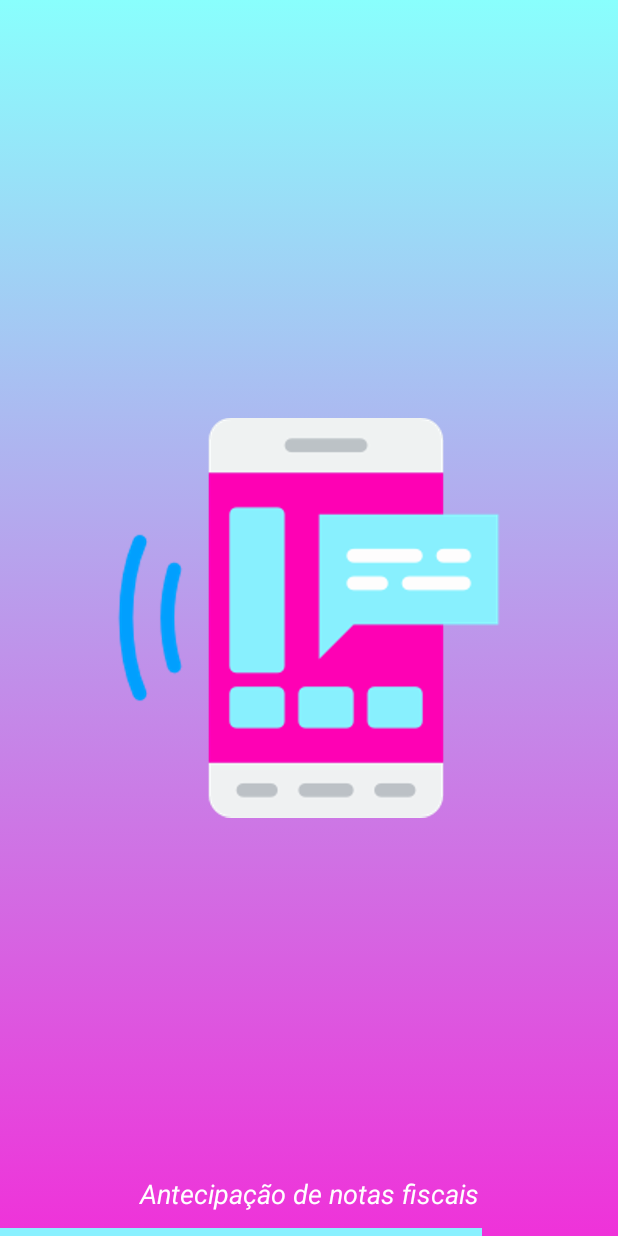
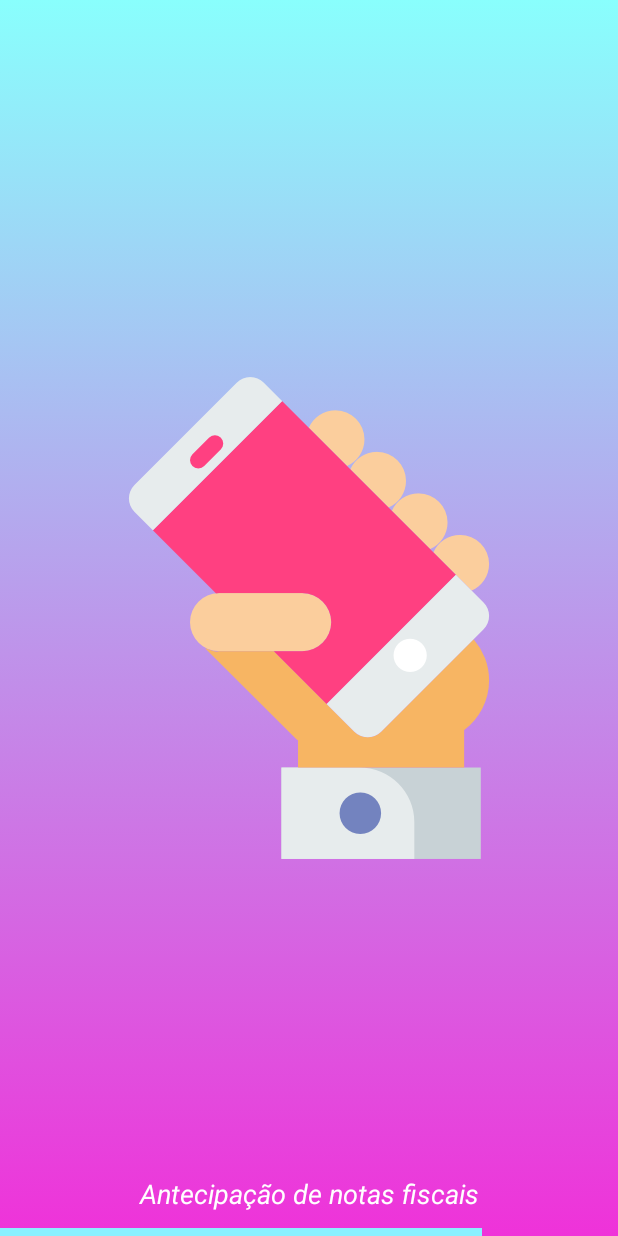
Before and after one commit to w-cardoso/Desafio, an Android app: the screen it shows after launch (SplashActivity), on a phone screen of 412 x 824 dp. Run offline under Robolectric (Android 15) with nearby library versions, the phone set to English and light mode, and no system bars.

Commit message:
ajustando navegação de tela

```diff
--- a/app/src/main/AndroidManifest.xml
+++ b/app/src/main/AndroidManifest.xml
@@ -4,9 +4,9 @@
 
     <application
         android:allowBackup="true"
-        android:icon="@mipmap/ic_launcher"
+        android:icon="@drawable/ico_cell"
         android:label="@string/app_name"
-        android:roundIcon="@mipmap/ic_launcher_round"
+        android:roundIcon="@drawable/ico_cell"
         android:supportsRtl="true"
         android:theme="@style/AppTheme">
         <activity android:name=".ui.splash.SplashActivity">
--- a/app/src/main/java/nf/iteris/com/br/iterisapp/ui/antecipation_request/AntecipationRequestActivity.java
+++ b/app/src/main/java/nf/iteris/com/br/iterisapp/ui/antecipation_request/AntecipationRequestActivity.java
@@ -163,6 +163,7 @@ public class AntecipationRequestActivity extends AppCompatActivity {
                                         dataAntecipationDao.deleteNf(n);
                                         startActivity(new Intent(activity, AntecipationRequestActivity.class));
                                         Toast.makeText(activity, "Antecipação confirmada", Toast.LENGTH_LONG).show();
+                                        finish();
                                     }
                                 });
 
@@ -170,6 +171,7 @@ public class AntecipationRequestActivity extends AppCompatActivity {
                                     @Override
                                     public void onClick(View v) {
                                         dialogDados.dismiss();
+                                        finish();
 
                                     }
                                 });
--- a/app/src/main/java/nf/iteris/com/br/iterisapp/ui/list_nf/ListNfActivity.java
+++ b/app/src/main/java/nf/iteris/com/br/iterisapp/ui/list_nf/ListNfActivity.java
@@ -167,6 +167,7 @@ public class ListNfActivity extends AppCompatActivity {
                             String n = dados.getNumber().toString();
                             dao.deleteNf(n);
                             startActivity(new Intent(ListNfActivity.this, ListNfActivity.class));
+                            finish();
 
                         }
                     }
@@ -176,10 +177,12 @@ public class ListNfActivity extends AppCompatActivity {
                     @Override
                     public void onClick(View v) {
                         dialog.dismiss();
+                        finish();
 
                     }
                 });
                 dialog.show();
+
 
             }
 
--- a/app/src/main/res/layout/activity_splash.xml
+++ b/app/src/main/res/layout/activity_splash.xml
@@ -1,10 +1,9 @@
 <?xml version="1.0" encoding="utf-8"?>
 <RelativeLayout xmlns:android="http://schemas.android.com/apk/res/android"
-    xmlns:app="http://schemas.android.com/apk/res-auto"
     xmlns:tools="http://schemas.android.com/tools"
     android:layout_width="match_parent"
+    android:layout_height="match_parent"
     android:background="@drawable/background_color"
-    android:layout_height="match_parent"
     tools:context="nf.iteris.com.br.iterisapp.ui.splash.SplashActivity">
 
     <LinearLayout
@@ -13,25 +12,26 @@
         android:gravity="center">
 
         <ImageView
-            android:src="@drawable/smartphone"
             android:layout_width="wrap_content"
             android:layout_height="wrap_content"
             android:layout_gravity="center"
-             />
+            android:src="@drawable/icon_organiza"
+
+            />
 
     </LinearLayout>
 
     <TextView
         android:id="@+id/splash_txt_information"
-        android:textSize="18sp"
-        android:textColor="@color/colorWhite"
-        android:textStyle="italic"
-        android:gravity="center"
-        android:text="@string/splash_txt_information"
         android:layout_width="match_parent"
         android:layout_height="wrap_content"
         android:layout_alignParentBottom="true"
-        android:layout_margin="16dp" />
+        android:layout_margin="16dp"
+        android:gravity="center"
+        android:text="@string/splash_txt_information"
+        android:textColor="@color/colorWhite"
+        android:textSize="18sp"
+        android:textStyle="italic" />
 
     <ProgressBar
         android:id="@+id/indeterminateBar"
```
Also changed, not shown: app/src/main/res/values/strings.xml (+5 -5 lines), app/src/main/res/drawable-hdpi/ico_cell.png (added), app/src/main/res/drawable-hdpi/icon_organiza.png (added), app/src/main/res/drawable-mdpi/ico_cell.png (added), app/src/main/res/drawable-mdpi/icon_organiza.png (added), app/src/main/res/drawable-xhdpi/ico_cell.png (added), app/src/main/res/drawable-xhdpi/icon_organiza.png (added), app/src/main/res/drawable-xxhdpi/ico_cell.png (added), app/src/main/res/drawable-xxhdpi/icon_organiza.png (added), app/src/main/res/drawable-xxxhdpi/ico_cell.png (added), app/src/main/res/drawable-xxxhdpi/icon_organiza.png (added).
